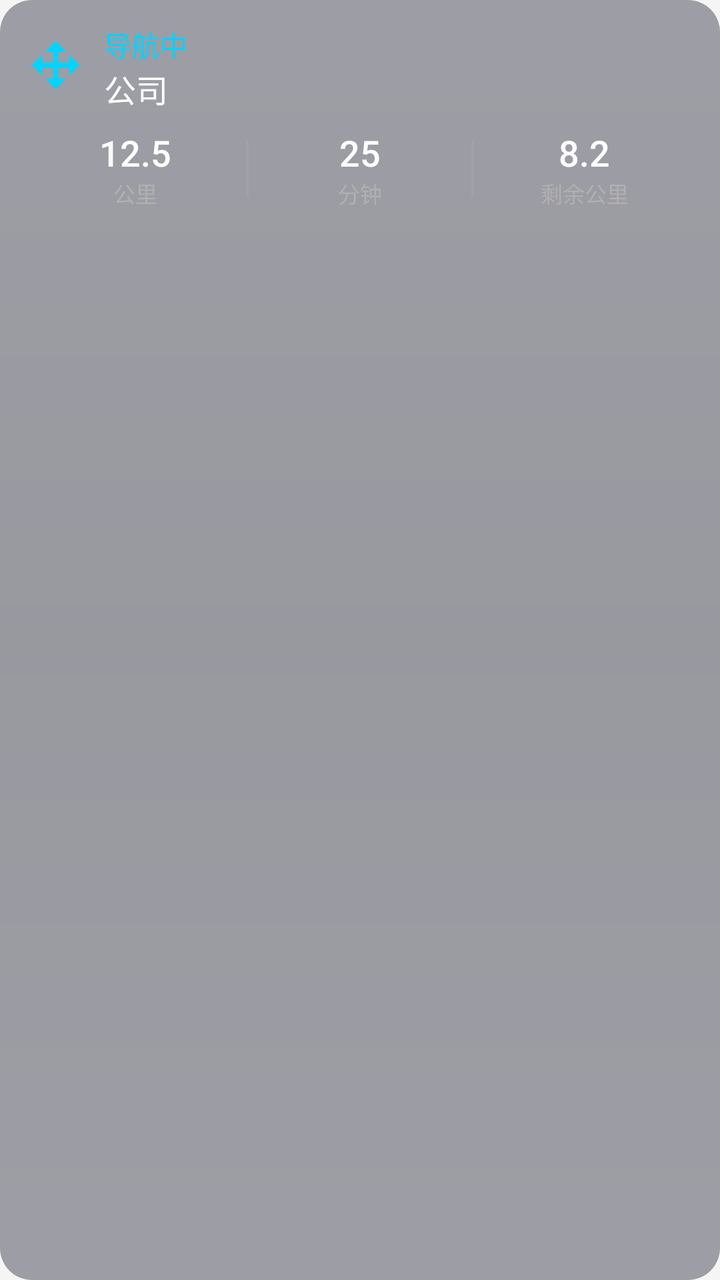
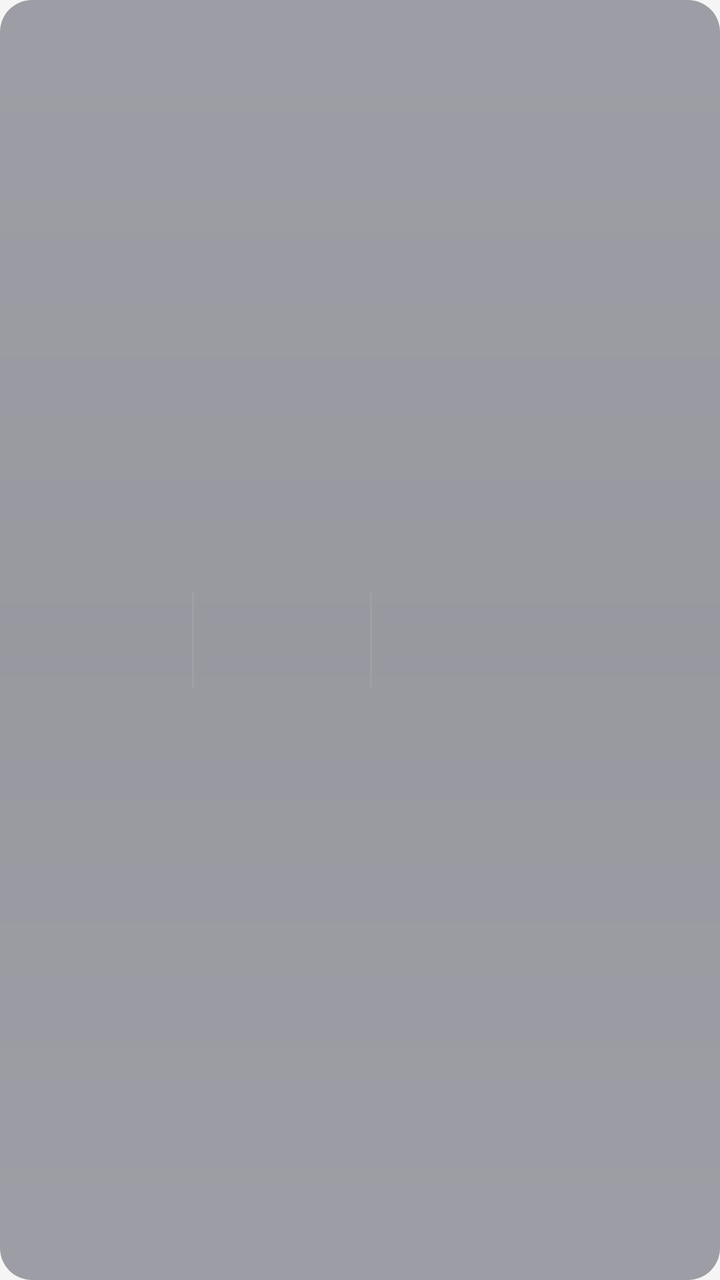

Before-and-after screenshots of an Android layout around one commit, followed by the original layout XML and the change that was made.
<!-- AndroidManifest.xml: application theme Theme.YouthDesktop -->
<!-- res/layout/card_navigation.xml -->
<?xml version="1.0" encoding="utf-8"?>
<LinearLayout xmlns:android="http://schemas.android.com/apk/res/android"
    android:layout_width="280dp"
    android:layout_height="100dp"
    android:orientation="vertical"
    android:background="@drawable/card_background_rounded"
    android:padding="12dp"
    android:layout_marginEnd="12dp"
    android:elevation="4dp">

    
    <LinearLayout
        android:layout_width="match_parent"
        android:layout_height="wrap_content"
        android:orientation="horizontal"
        android:gravity="center_vertical">

        <ImageView
            android:id="@+id/img_nav_icon"
            android:layout_width="32dp"
            android:layout_height="32dp"
            android:src="@drawable/ic_nav_default"
            android:scaleType="fitCenter" />

        <LinearLayout
            android:layout_width="0dp"
            android:layout_height="wrap_content"
            android:layout_weight="1"
            android:orientation="vertical"
            android:layout_marginStart="8dp">

            <TextView
                android:id="@+id/text_nav_status"
                android:layout_width="wrap_content"
                android:layout_height="wrap_content"
                android:text="导航中"
                android:textSize="14sp"
                android:textColor="@color/dark_tech_accent"
                android:fontFamily="sans-serif-medium" />

            <TextView
                android:id="@+id/text_nav_destination"
                android:layout_width="wrap_content"
                android:layout_height="wrap_content"
                android:text="公司"
                android:textSize="16sp"
                android:textColor="@color/dark_tech_text"
                android:fontFamily="sans-serif-medium"
                android:maxLines="1"
                android:ellipsize="end" />
        </LinearLayout>
    </LinearLayout>

    
    <LinearLayout
        android:layout_width="match_parent"
        android:layout_height="wrap_content"
        android:orientation="horizontal"
        android:layout_marginTop="8dp"
        android:gravity="center_vertical">

        
        <LinearLayout
            android:layout_width="0dp"
            android:layout_height="wrap_content"
            android:layout_weight="1"
            android:orientation="vertical"
            android:gravity="center">

            <TextView
                android:id="@+id/text_nav_distance"
                android:layout_width="wrap_content"
                android:layout_height="wrap_content"
                android:text="12.5"
                android:textSize="18sp"
                android:textColor="@color/dark_tech_text"
                android:fontFamily="sans-serif-medium" />

            <TextView
                android:layout_width="wrap_content"
                android:layout_height="wrap_content"
                android:text="公里"
                android:textSize="11sp"
                android:textColor="@color/dark_tech_text_secondary" />
        </LinearLayout>

        
        <View
            android:layout_width="1dp"
            android:layout_height="28dp"
            android:background="@color/dark_tech_text_secondary"
            android:alpha="0.3" />

        
        <LinearLayout
            android:layout_width="0dp"
            android:layout_height="wrap_content"
            android:layout_weight="1"
            android:orientation="vertical"
            android:gravity="center">

            <TextView
                android:id="@+id/text_nav_eta"
                android:layout_width="wrap_content"
                android:layout_height="wrap_content"
                android:text="25"
                android:textSize="18sp"
                android:textColor="@color/dark_tech_text"
                android:fontFamily="sans-serif-medium" />

            <TextView
                android:layout_width="wrap_content"
                android:layout_height="wrap_content"
                android:text="分钟"
                android:textSize="11sp"
                android:textColor="@color/dark_tech_text_secondary" />
        </LinearLayout>

        
        <View
            android:layout_width="1dp"
            android:layout_height="28dp"
            android:background="@color/dark_tech_text_secondary"
            android:alpha="0.3" />

        
        <LinearLayout
            android:layout_width="0dp"
            android:layout_height="wrap_content"
            android:layout_weight="1"
            android:orientation="vertical"
            android:gravity="center">

            <TextView
                android:id="@+id/text_nav_remaining"
                android:layout_width="wrap_content"
                android:layout_height="wrap_content"
                android:text="8.2"
                android:textSize="18sp"
                android:textColor="@color/dark_tech_text"
                android:fontFamily="sans-serif-medium" />

            <TextView
                android:layout_width="wrap_content"
                android:layout_height="wrap_content"
                android:text="剩余公里"
                android:textSize="11sp"
                android:textColor="@color/dark_tech_text_secondary" />
        </LinearLayout>
    </LinearLayout>

</LinearLayout>
<!-- resources referenced by this layout -->
<resources>
  <color name="dark_tech_accent">#00D4FF</color>
  <color name="dark_tech_text">#FFFFFF</color>
  <color name="dark_tech_text_secondary">#B0B0B0</color>
  <!-- drawable card_background_rounded (drawable) -->
  <?xml version="1.0" encoding="utf-8"?>
  <shape xmlns:android="http://schemas.android.com/apk/res/android"
      android:shape="rectangle">
      <gradient
          android:type="linear"
          android:angle="90"
          android:startColor="#661A1A2E"
          android:centerColor="#660D0D1F"
          android:endColor="#661A1A2E" />
      <corners
          android:topLeftRadius="16dp"
          android:topRightRadius="16dp"
          android:bottomLeftRadius="16dp"
          android:bottomRightRadius="16dp" />
  </shape>
  <!-- drawable ic_nav_default (drawable) -->
  <?xml version="1.0" encoding="utf-8"?>
  <vector xmlns:android="http://schemas.android.com/apk/res/android"
      android:width="24dp"
      android:height="24dp"
      android:viewportWidth="24"
      android:viewportHeight="24">
      <path
          android:fillColor="#00D4FF"
          android:pathData="M12,2L8,6h3v4H7V7L3,11l4,4v-3h4v4H8l4,4 4,-4h-3v-4h4v3l4,-4 -4,-4v3h-4V6h3z"/>
  </vector>
  <style name="Theme.YouthDesktop" parent="Theme.MaterialComponents.Light.NoActionBar">
          <item name="colorPrimary">@color/primary</item>
          <item name="colorPrimaryDark">@color/primary_dark</item>
          <item name="colorAccent">@color/accent</item>
          <item name="android:windowBackground">@color/background</item>
          <item name="android:navigationBarColor">@color/primary_dark</item>
          <item name="android:statusBarColor">@color/statusbar_background</item>
          <item name="android:windowFullscreen">true</item>
          <item name="android:windowLayoutInDisplayCutoutMode">shortEdges</item>
      </style>
  <color name="primary">#2196F3</color>
  <color name="primary_dark">#1976D2</color>
  <color name="accent">#FF4081</color>
  <color name="background">#F5F5F5</color>
  <color name="statusbar_background">#1565C0</color>
</resources>

<!-- the commit's change to res/layout/card_navigation.xml (unified diff, before → after) -->
@@ -1,152 +1,81 @@
 <?xml version="1.0" encoding="utf-8"?>
 <LinearLayout xmlns:android="http://schemas.android.com/apk/res/android"
-    android:layout_width="280dp"
-    android:layout_height="100dp"
-    android:orientation="vertical"
+    android:layout_width="wrap_content"
+    android:layout_height="wrap_content"
+    android:orientation="horizontal"
     android:background="@drawable/card_background_rounded"
-    android:padding="12dp"
+    android:padding="16dp"
     android:layout_marginEnd="12dp"
-    android:elevation="4dp">
+    android:elevation="4dp"
+    android:gravity="center_vertical">
 
     
     <LinearLayout
-        android:layout_width="match_parent"
-        android:layout_height="wrap_content"
-        android:orientation="horizontal"
-        android:gravity="center_vertical">
+        android:id="@+id/btn_nav_icon"
+        android:layout_width="72dp"
+        android:layout_height="72dp"
+        android:orientation="vertical"
+        android:gravity="center"
+        android:background="?attr/selectableItemBackground"
+        android:padding="8dp">
 
         <ImageView
             android:id="@+id/img_nav_icon"
-            android:layout_width="32dp"
-            android:layout_height="32dp"
-            android:src="@drawable/ic_nav_default"
+            android:layout_width="48dp"
+            android:layout_height="48dp"
             android:scaleType="fitCenter" />
-
-        <LinearLayout
-            android:layout_width="0dp"
-            android:layout_height="wrap_content"
-            android:layout_weight="1"
-            android:orientation="vertical"
-            android:layout_marginStart="8dp">
-
-            <TextView
-                android:id="@+id/text_nav_status"
-                android:layout_width="wrap_content"
-                android:layout_height="wrap_content"
-                android:text="导航中"
-                android:textSize="14sp"
-                android:textColor="@color/dark_tech_accent"
-                android:fontFamily="sans-serif-medium" />
-
-            <TextView
-                android:id="@+id/text_nav_destination"
-                android:layout_width="wrap_content"
-                android:layout_height="wrap_content"
-                android:text="公司"
-                android:textSize="16sp"
-                android:textColor="@color/dark_tech_text"
-                android:fontFamily="sans-serif-medium"
-                android:maxLines="1"
-                android:ellipsize="end" />
-        </LinearLayout>
     </LinearLayout>
 
     
+    <View
+        android:layout_width="1dp"
+        android:layout_height="48dp"
+        android:background="@color/dark_tech_text_secondary"
+        android:alpha="0.3"
+        android:layout_marginStart="8dp"
+        android:layout_marginEnd="8dp" />
+
+    
     <LinearLayout
-        android:layout_width="match_parent"
-        android:layout_height="wrap_content"
-        android:orientation="horizontal"
-        android:layout_marginTop="8dp"
-        android:gravity="center_vertical">
+        android:id="@+id/btn_nav_home"
+        android:layout_width="72dp"
+        android:layout_height="72dp"
+        android:orientation="vertical"
+        android:gravity="center"
+        android:background="?attr/selectableItemBackground"
+        android:padding="8dp">
 
-        
-        <LinearLayout
-            android:layout_width="0dp"
-            android:layout_height="wrap_content"
-            android:layout_weight="1"
-            android:orientation="vertical"
-            android:gravity="center">
+        <ImageView
+            android:id="@+id/img_nav_home"
+            android:layout_width="48dp"
+            android:layout_height="48dp"
+            android:scaleType="fitCenter" />
+    </LinearLayout>
 
-            <TextView
-                android:id="@+id/text_nav_distance"
-                android:layout_width="wrap_content"
-                android:layout_height="wrap_content"
-                android:text="12.5"
-                android:textSize="18sp"
-                android:textColor="@color/dark_tech_text"
-                android:fontFamily="sans-serif-medium" />
+    
+    <View
+        android:layout_width="1dp"
+        android:layout_height="48dp"
+        android:background="@color/dark_tech_text_secondary"
+        android:alpha="0.3"
+        android:layout_marginStart="8dp"
+        android:layout_marginEnd="8dp" />
 
-            <TextView
-                android:layout_width="wrap_content"
-                android:layout_height="wrap_content"
-                android:text="公里"
-                android:textSize="11sp"
-                android:textColor="@color/dark_tech_text_secondary" />
-        </LinearLayout>
+    
+    <LinearLayout
+        android:id="@+id/btn_nav_company"
+        android:layout_width="72dp"
+        android:layout_height="72dp"
+        android:orientation="vertical"
+        android:gravity="center"
+        android:background="?attr/selectableItemBackground"
+        android:padding="8dp">
 
-        
-        <View
-            android:layout_width="1dp"
-            android:layout_height="28dp"
-            android:background="@color/dark_tech_text_secondary"
-            android:alpha="0.3" />
-
-        
-        <LinearLayout
-            android:layout_width="0dp"
-            android:layout_height="wrap_content"
-            android:layout_weight="1"
-            android:orientation="vertical"
-            android:gravity="center">
-
-            <TextView
-                android:id="@+id/text_nav_eta"
-                android:layout_width="wrap_content"
-                android:layout_height="wrap_content"
-                android:text="25"
-                android:textSize="18sp"
-                android:textColor="@color/dark_tech_text"
-                android:fontFamily="sans-serif-medium" />
-
-            <TextView
-                android:layout_width="wrap_content"
-                android:layout_height="wrap_content"
-                android:text="分钟"
-                android:textSize="11sp"
-                android:textColor="@color/dark_tech_text_secondary" />
-        </LinearLayout>
-
-        
-        <View
-            android:layout_width="1dp"
-            android:layout_height="28dp"
-            android:background="@color/dark_tech_text_secondary"
-            android:alpha="0.3" />
-
-        
-        <LinearLayout
-            android:layout_width="0dp"
-            android:layout_height="wrap_content"
-            android:layout_weight="1"
-            android:orientation="vertical"
-            android:gravity="center">
-
-            <TextView
-                android:id="@+id/text_nav_remaining"
-                android:layout_width="wrap_content"
-                android:layout_height="wrap_content"
-                android:text="8.2"
-                android:textSize="18sp"
-                android:textColor="@color/dark_tech_text"
-                android:fontFamily="sans-serif-medium" />
-
-            <TextView
-                android:layout_width="wrap_content"
-                android:layout_height="wrap_content"
-                android:text="剩余公里"
-                android:textSize="11sp"
-                android:textColor="@color/dark_tech_text_secondary" />
-        </LinearLayout>
+        <ImageView
+            android:id="@+id/img_nav_company"
+            android:layout_width="48dp"
+            android:layout_height="48dp"
+            android:scaleType="fitCenter" />
     </LinearLayout>
 
 </LinearLayout>
<!-- resource entries referenced after the edit -->
@@ -1,7 +1,5 @@
 <!-- resources referenced by this layout -->
 <resources>
-  <color name="dark_tech_accent">#00D4FF</color>
-  <color name="dark_tech_text">#FFFFFF</color>
   <color name="dark_tech_text_secondary">#B0B0B0</color>
   <!-- drawable card_background_rounded (drawable) -->
   <?xml version="1.0" encoding="utf-8"?>
@@ -19,31 +17,21 @@
           android:bottomLeftRadius="16dp"
           android:bottomRightRadius="16dp" />
   </shape>
-  <!-- drawable ic_nav_default (drawable) -->
-  <?xml version="1.0" encoding="utf-8"?>
-  <vector xmlns:android="http://schemas.android.com/apk/res/android"
-      android:width="24dp"
-      android:height="24dp"
-      android:viewportWidth="24"
-      android:viewportHeight="24">
-      <path
-          android:fillColor="#00D4FF"
-          android:pathData="M12,2L8,6h3v4H7V7L3,11l4,4v-3h4v4H8l4,4 4,-4h-3v-4h4v3l4,-4 -4,-4v3h-4V6h3z"/>
-  </vector>
   <style name="Theme.YouthDesktop" parent="Theme.MaterialComponents.Light.NoActionBar">
           <item name="colorPrimary">@color/primary</item>
           <item name="colorPrimaryDark">@color/primary_dark</item>
           <item name="colorAccent">@color/accent</item>
           <item name="android:windowBackground">@color/background</item>
-          <item name="android:navigationBarColor">@color/primary_dark</item>
-          <item name="android:statusBarColor">@color/statusbar_background</item>
+          <item name="android:navigationBarColor">@android:color/transparent</item>
+          <item name="android:statusBarColor">@android:color/transparent</item>
           <item name="android:windowFullscreen">true</item>
           <item name="android:windowLayoutInDisplayCutoutMode">shortEdges</item>
+          <item name="android:windowTranslucentNavigation">true</item>
+          <item name="android:windowTranslucentStatus">true</item>
       </style>
   <color name="primary">#2196F3</color>
   <color name="primary_dark">#1976D2</color>
   <color name="accent">#FF4081</color>
   <color name="background">#F5F5F5</color>
-  <color name="statusbar_background">#1565C0</color>
 </resources>
 
